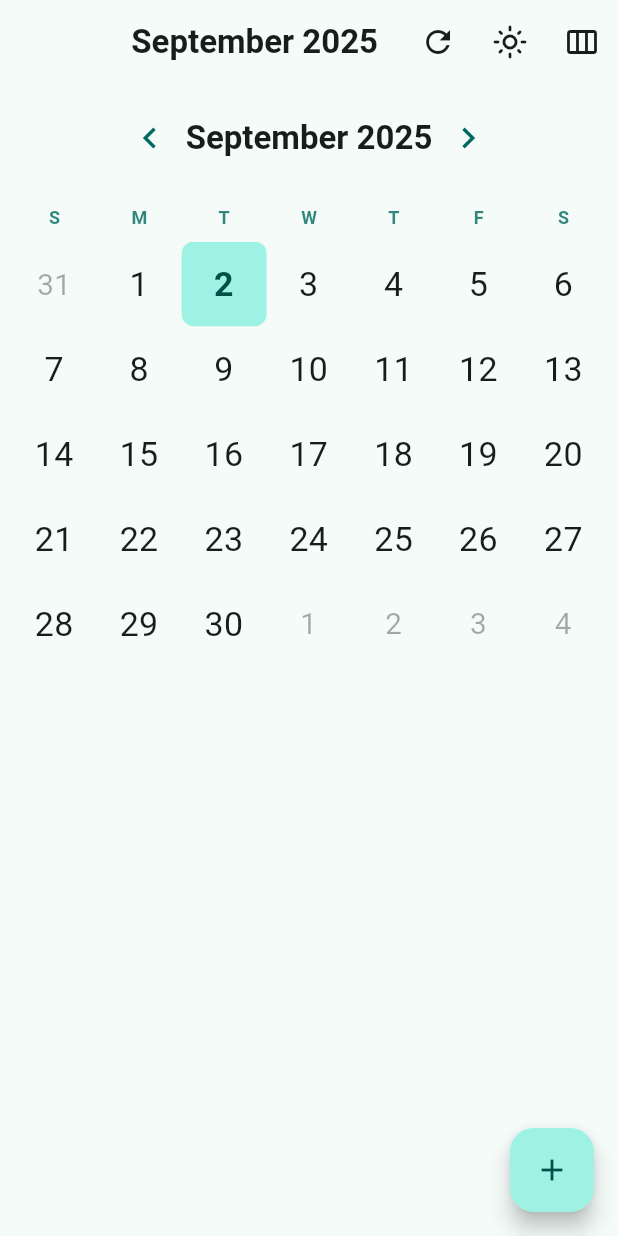
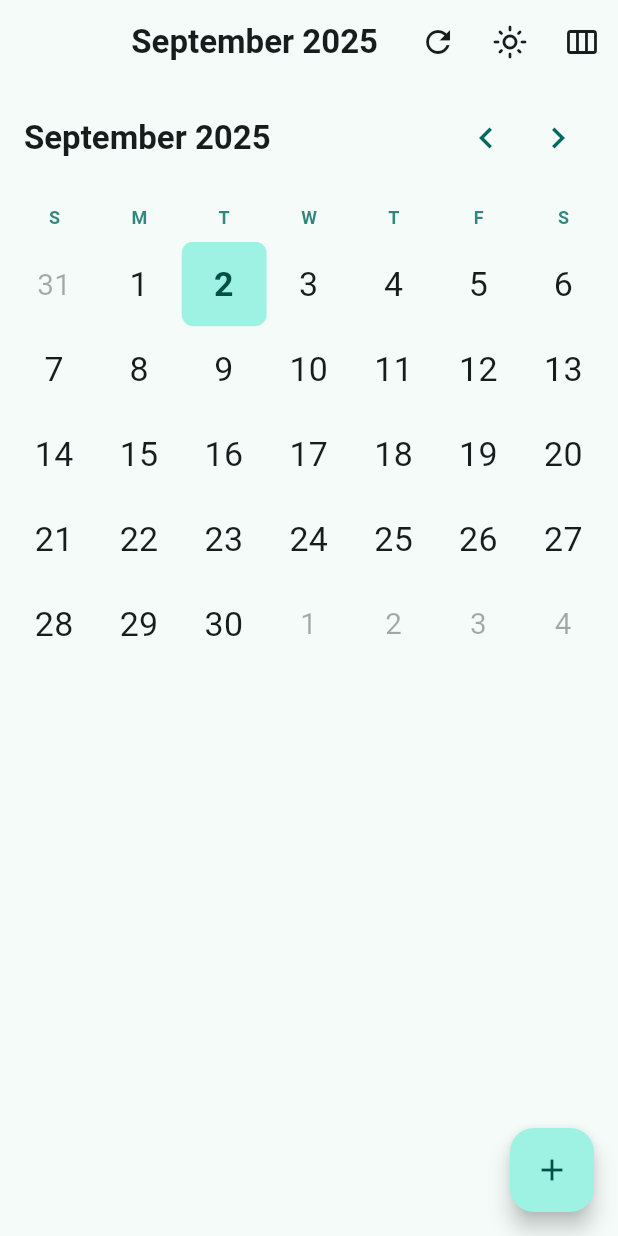
Before and after one commit to mohamedbadrco/CL, a Flutter app: the screen it shows after launch, on a phone screen of 412 x 824 dp. Run offline on Flutter 3.47's test engine with Material 3 defaults, Android fonts, the light colour scheme and no system bars; our stand-ins replace sqflite; accounts and stored records are empty.

Commit message:
some ui changes

```diff
--- a/lib/main.dart
+++ b/lib/main.dart
@@ -987,23 +987,26 @@ class _CalendarScreenState extends State<CalendarScreen> {
             Padding(
               padding: const EdgeInsets.symmetric(horizontal: 16, vertical: 12),
               child: Row(
+                mainAxisAlignment: MainAxisAlignment.spaceBetween, // Ensures space between title and buttons
                 children: [
-                  const Spacer(),
-                  IconButton(
-                    icon: const Icon(Icons.chevron_left, size: 28),
-                    onPressed: _goToPreviousMonth,
-                  ),
                   Text(
                     monthNameDisplay,
                     style: theme.textTheme.titleLarge?.copyWith(
                       fontWeight: FontWeight.bold,
                     ),
                   ),
-                  IconButton(
-                    icon: const Icon(Icons.chevron_right, size: 28),
-                    onPressed: _goToNextMonth,
+                  Row( // Group buttons together
+                    children: [
+                      IconButton(
+                        icon: const Icon(Icons.chevron_left, size: 28),
+                        onPressed: _goToPreviousMonth,
+                      ),
+                      IconButton(
+                        icon: const Icon(Icons.chevron_right, size: 28),
+                        onPressed: _goToNextMonth,
+                      ),
+                    ],
                   ),
-                  const Spacer(),
                 ],
               ),
             ),
```
